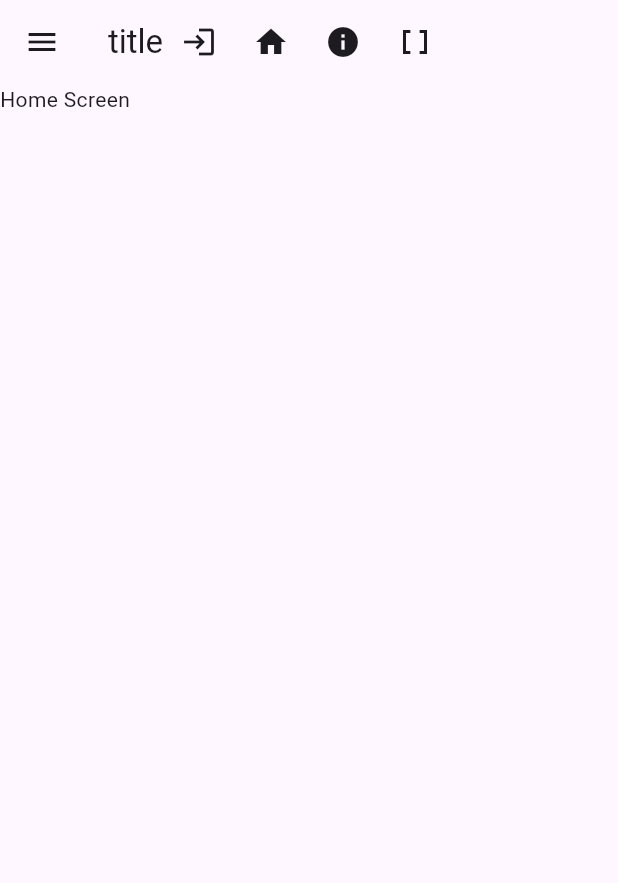
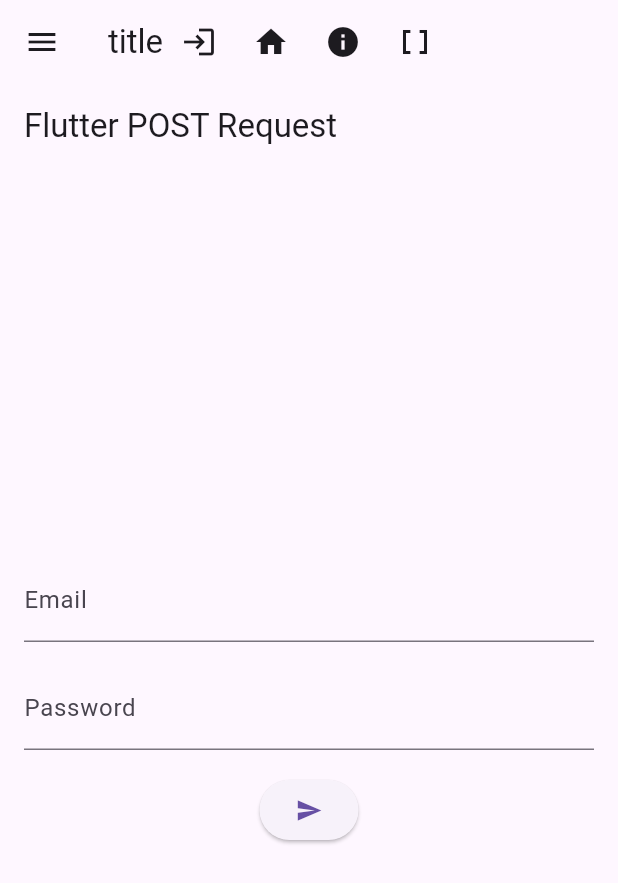
Before and after one commit to jowens4/aqp-dev, a Flutter app: the screen it shows after launch, on a phone screen of 412 x 824 dp. Shown: the top 883 px of the screen. Run offline on Flutter 3.47's test engine with Material 3 defaults, Android fonts, the light colour scheme and no system bars.

Commit message:
working, got users added to a database

```diff
--- a/lib/main.dart
+++ b/lib/main.dart
@@ -3,6 +3,8 @@ import 'package:navi_app/login.dart';
 import 'package:navi_app/my_app_bar.dart';
 import 'package:provider/provider.dart';
 import 'auth_service.dart';
+import 'package:http/http.dart' as http;
+import 'dart:convert';
 
 enum AppScreen { login, home, details, data }
 
@@ -172,10 +174,80 @@ class LoginScreen extends StatelessWidget {
 }
 
 // Replace these with your actual screens
-class HomeScreen extends StatelessWidget {
+class HomeScreen extends StatefulWidget {
+  @override
+  _HomeScreenState createState() => _HomeScreenState();
+}
+
+class _HomeScreenState extends State<HomeScreen> {
+  TextEditingController emailController = TextEditingController();
+  TextEditingController passwordController = TextEditingController();
+
+  Future<void> createUser(String email, String password) async {
+    final String apiUrl = 'http://aqp:8080/users/';
+
+    Map<String, String> requestBody = {
+      'email': email,
+      'password': password,
+    };
+
+    try {
+      final response = await http.post(
+        Uri.parse(apiUrl),
+        headers: <String, String>{
+          'accept': 'application/json',
+          'Content-Type': 'application/json',
+        },
+        body: jsonEncode(requestBody),
+      );
+
+      if (response.statusCode == 200) {
+        print("User created successfully");
+      } else {
+        print("Error creating user. Status code: ${response.statusCode}");
+        print("Response body: ${response.body}");
+      }
+    } catch (e) {
+      print("Error during POST request: $e");
+    }
+  }
+
   @override
   Widget build(BuildContext context) {
-    return Text('Home Screen');
+    return Scaffold(
+      appBar: AppBar(
+        title: Text("Flutter POST Request"),
+      ),
+      body: Padding(
+        padding: const EdgeInsets.all(16.0),
+        child: Column(
+          mainAxisAlignment: MainAxisAlignment.center,
+          children: [
+            TextField(
+              controller: emailController,
+              decoration: InputDecoration(
+                labelText: 'Email',
+              ),
+            ),
+            SizedBox(height: 16.0),
+            TextField(
+              controller: passwordController,
+              obscureText: true,
+              decoration: InputDecoration(
+                labelText: 'Password',
+              ),
+            ),
+            SizedBox(height: 16.0),
+            ElevatedButton(
+              onPressed: () {
+                createUser(emailController.text, passwordController.text);
+              },
+              child: Icon(Icons.send),
+            ),
+          ],
+        ),
+      ),
+    );
   }
 }
 
--- a/pubspec.yaml
+++ b/pubspec.yaml
@@ -9,6 +9,7 @@ environment:
 dependencies:
   flutter:
     sdk: flutter
+  http: ^1.1.0
   provider: ^6.1.1
 
 dev_dependencies:
```
Also changed, not shown: pubspec.lock, 1 other file.
